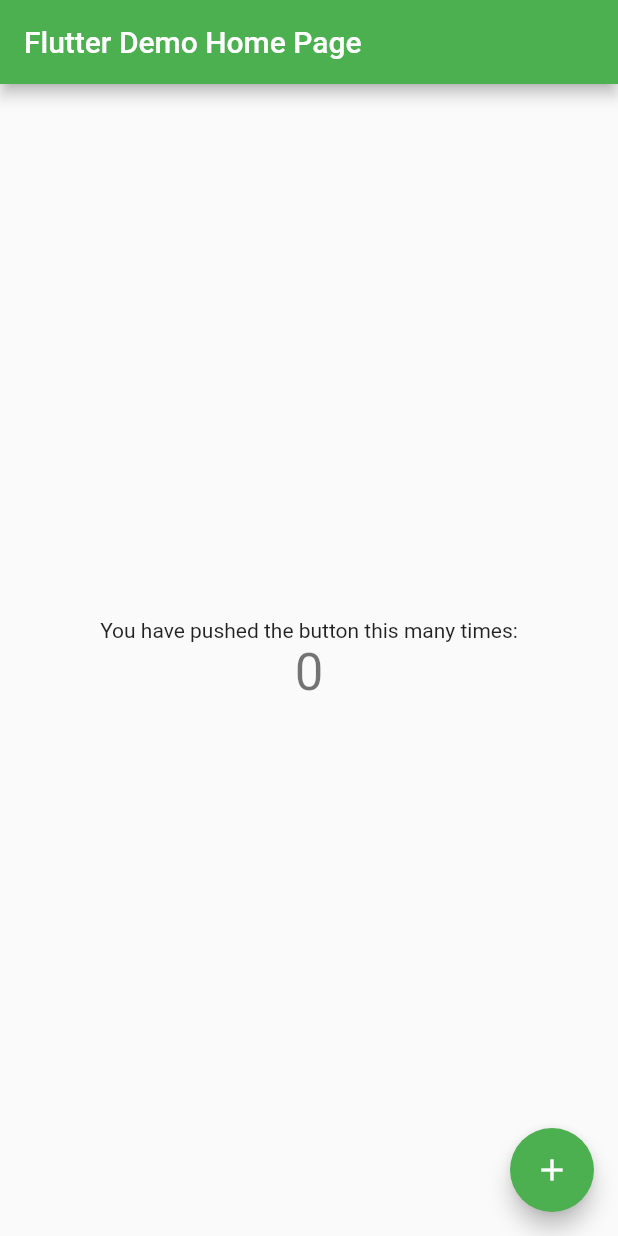
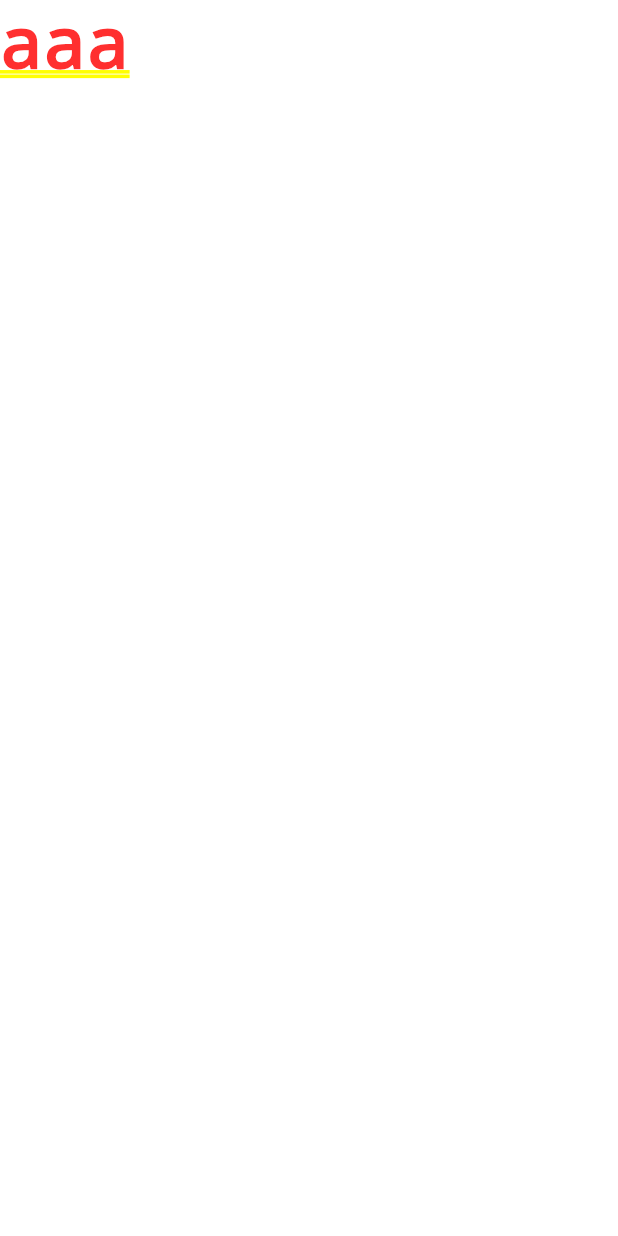
Before and after one commit to funakoshi-dev/Flutter-FirstTutorial, a Flutter app: the screen it shows after launch, on a phone screen of 412 x 824 dp. Run offline on Flutter 3.47's test engine with Material 2 defaults, Android fonts, the phone set to English and light mode, and no system bars.

Commit message:
flutter最小の構成要素

```diff
--- a/lib/main.dart
+++ b/lib/main.dart
@@ -1,68 +1,6 @@
 import 'package:flutter/material.dart';
 
 void main() {
-  runApp(const MyApp());
+  //MaterialAppWidgetのhomeプロパティにTextWidgetでメッセージを設定している。
+  runApp(MaterialApp(home: Text('aaa')));
 }
-
-class MyApp extends StatelessWidget {
-  const MyApp({Key? key}) : super(key: key);
-
-  // This widget is the root of your application.
-  @override
-  Widget build(BuildContext context) {
-    return MaterialApp(
-      title: 'Flutter Demo',
-      theme: ThemeData(
-        primarySwatch: Colors.green,
-      ),
-      home: const MyHomePage(title: 'Flutter Demo Home Page'),
-    );
-  }
-}
-
-class MyHomePage extends StatefulWidget {
-  const MyHomePage({Key? key, required this.title}) : super(key: key);
-
-  final String title;
-
-  @override
-  State<MyHomePage> createState() => _MyHomePageState();
-}
-
-class _MyHomePageState extends State<MyHomePage> {
-  int _counter = 0;
-
-  void _incrementCounter() {
-    setState(() {
-      _counter++;
-    });
-  }
-
-  @override
-  Widget build(BuildContext context) {
-    return Scaffold(
-      appBar: AppBar(
-        title: Text(widget.title),
-      ),
-      body: Center(
-        child: Column(
-          mainAxisAlignment: MainAxisAlignment.center,
-          children: <Widget>[
-            const Text(
-              'You have pushed the button this many times:',
-            ),
-            Text(
-              '$_counter',
-              style: Theme.of(context).textTheme.headline4,
-            ),
-          ],
-        ),
-      ),
-      floatingActionButton: FloatingActionButton(
-        onPressed: _incrementCounter,
-        tooltip: 'Increment',
-        child: const Icon(Icons.add),
-      ), // This trailing comma makes auto-formatting nicer for build methods.
-    );
-  }
-}
```
